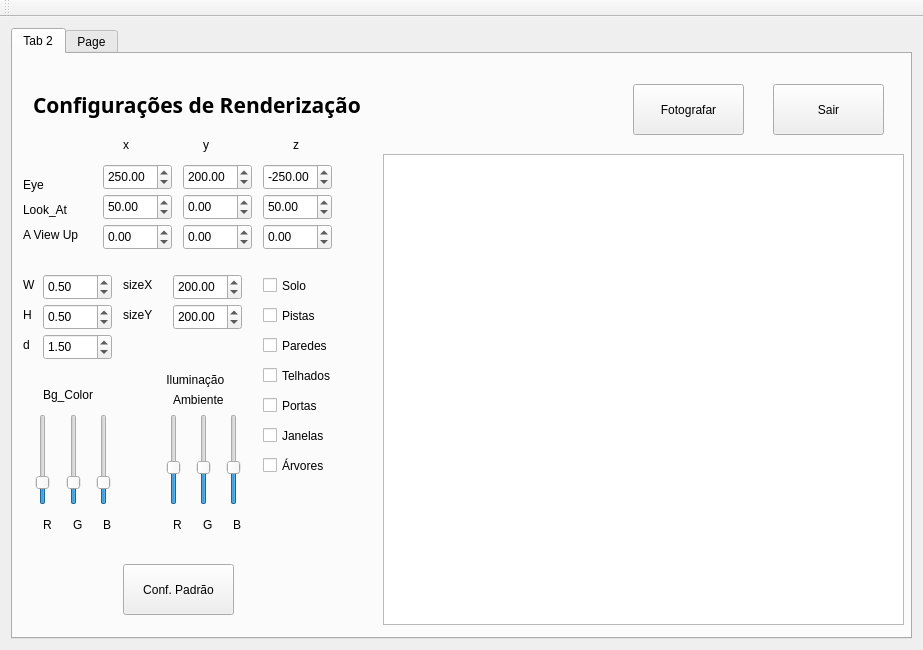
Old version of the form mainwindow.ui in the repository Alexandrecajamos/RayCasting.
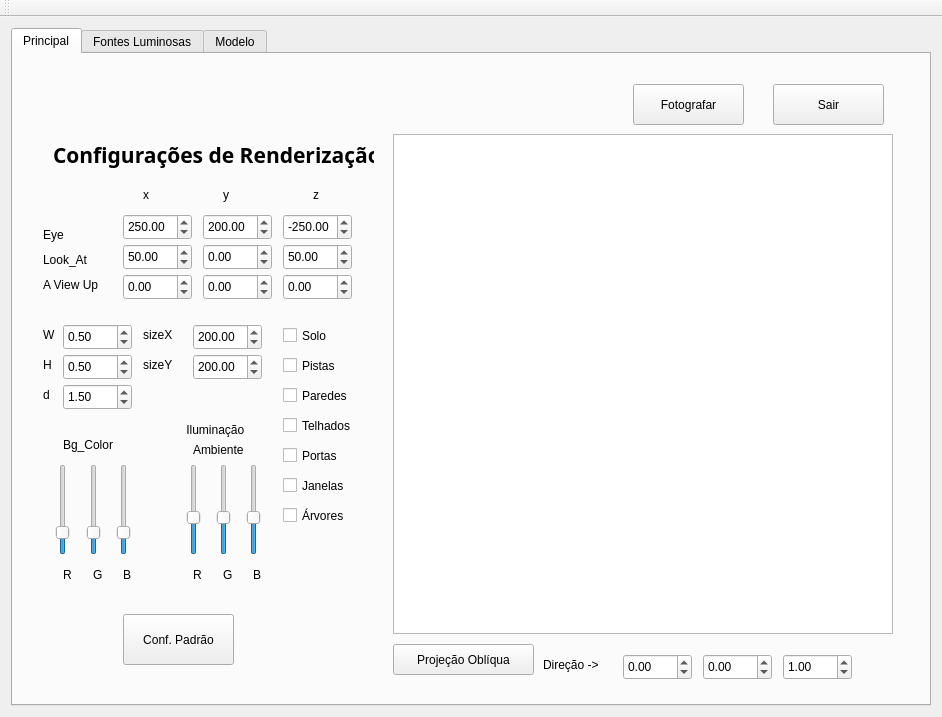
New version of the form.

Commit message: Erro Fontes

```diff
--- a/mainwindow.ui
+++ b/mainwindow.ui
@@ -6,8 +6,8 @@
    <rect>
     <x>0</x>
     <y>0</y>
-    <width>923</width>
-    <height>650</height>
+    <width>942</width>
+    <height>717</height>
    </rect>
   </property>
   <property name="minimumSize">
@@ -28,7 +28,7 @@
       </property>
       <widget class="QWidget" name="tab_2">
        <attribute name="title">
-        <string>Tab 2</string>
+        <string>Principal</string>
        </attribute>
        <widget class="QPushButton" name="render">
         <property name="geometry">
@@ -36,7 +36,7 @@
           <x>620</x>
           <y>30</y>
           <width>111</width>
-          <height>51</height>
+          <height>41</height>
          </rect>
         </property>
         <property name="text">
@@ -46,8 +46,8 @@
        <widget class="QDoubleSpinBox" name="Eye_x">
         <property name="geometry">
          <rect>
-          <x>90</x>
-          <y>110</y>
+          <x>110</x>
+          <y>160</y>
           <width>69</width>
           <height>26</height>
          </rect>
@@ -65,8 +65,8 @@
        <widget class="QDoubleSpinBox" name="La_x">
         <property name="geometry">
          <rect>
-          <x>90</x>
-          <y>140</y>
+          <x>110</x>
+          <y>190</y>
           <width>69</width>
           <height>26</height>
          </rect>
@@ -84,8 +84,8 @@
        <widget class="QDoubleSpinBox" name="Av_x">
         <property name="geometry">
          <rect>
-          <x>90</x>
-          <y>170</y>
+          <x>110</x>
+          <y>220</y>
           <width>69</width>
           <height>26</height>
          </rect>
@@ -100,8 +100,8 @@
        <widget class="QDoubleSpinBox" name="Av_y">
         <property name="geometry">
          <rect>
-          <x>170</x>
-          <y>170</y>
+          <x>190</x>
+          <y>220</y>
           <width>69</width>
           <height>26</height>
          </rect>
@@ -116,8 +116,8 @@
        <widget class="QDoubleSpinBox" name="La_y">
         <property name="geometry">
          <rect>
-          <x>170</x>
-          <y>140</y>
+          <x>190</x>
+          <y>190</y>
           <width>69</width>
           <height>26</height>
          </rect>
@@ -132,8 +132,8 @@
        <widget class="QDoubleSpinBox" name="Eye_y">
         <property name="geometry">
          <rect>
-          <x>170</x>
-          <y>110</y>
+          <x>190</x>
+          <y>160</y>
           <width>69</width>
           <height>26</height>
          </rect>
@@ -151,8 +151,8 @@
        <widget class="QDoubleSpinBox" name="Av_z">
         <property name="geometry">
          <rect>
-          <x>250</x>
-          <y>170</y>
+          <x>270</x>
+          <y>220</y>
           <width>69</width>
           <height>26</height>
          </rect>
@@ -167,8 +167,8 @@
        <widget class="QDoubleSpinBox" name="La_z">
         <property name="geometry">
          <rect>
-          <x>250</x>
-          <y>140</y>
+          <x>270</x>
+          <y>190</y>
           <width>69</width>
           <height>26</height>
          </rect>
@@ -186,8 +186,8 @@
        <widget class="QDoubleSpinBox" name="Eye_z">
         <property name="geometry">
          <rect>
-          <x>250</x>
-          <y>110</y>
+          <x>270</x>
+          <y>160</y>
           <width>69</width>
           <height>26</height>
          </rect>
@@ -205,8 +205,8 @@
        <widget class="QLabel" name="label">
         <property name="geometry">
          <rect>
-          <x>10</x>
-          <y>120</y>
+          <x>30</x>
+          <y>170</y>
           <width>51</width>
           <height>21</height>
          </rect>
@@ -218,8 +218,8 @@
        <widget class="QLabel" name="label_2">
         <property name="geometry">
          <rect>
-          <x>10</x>
-          <y>140</y>
+          <x>30</x>
+          <y>190</y>
           <width>91</width>
           <height>31</height>
          </rect>
@@ -231,8 +231,8 @@
        <widget class="QLabel" name="label_3">
         <property name="geometry">
          <rect>
-          <x>10</x>
-          <y>170</y>
+          <x>30</x>
+          <y>220</y>
           <width>81</width>
           <height>21</height>
          </rect>
@@ -244,8 +244,8 @@
        <widget class="QLabel" name="label_4">
         <property name="geometry">
          <rect>
-          <x>110</x>
-          <y>80</y>
+          <x>130</x>
+          <y>130</y>
           <width>16</width>
           <height>21</height>
          </rect>
@@ -257,8 +257,8 @@
        <widget class="QLabel" name="label_5">
         <property name="geometry">
          <rect>
-          <x>190</x>
-          <y>80</y>
+          <x>210</x>
+          <y>130</y>
           <width>16</width>
           <height>21</height>
          </rect>
@@ -270,8 +270,8 @@
        <widget class="QLabel" name="label_6">
         <property name="geometry">
          <rect>
-          <x>280</x>
-          <y>80</y>
+          <x>300</x>
+          <y>130</y>
           <width>16</width>
           <height>21</height>
          </rect>
@@ -283,8 +283,8 @@
        <widget class="QSlider" name="bgG">
         <property name="geometry">
          <rect>
-          <x>50</x>
-          <y>360</y>
+          <x>70</x>
+          <y>410</y>
           <width>21</width>
           <height>91</height>
          </rect>
@@ -302,8 +302,8 @@
        <widget class="QSlider" name="bgB">
         <property name="geometry">
          <rect>
-          <x>80</x>
-          <y>360</y>
+          <x>100</x>
+          <y>410</y>
           <width>21</width>
           <height>91</height>
          </rect>
@@ -321,8 +321,8 @@
        <widget class="QLabel" name="label_7">
         <property name="geometry">
          <rect>
-          <x>30</x>
-          <y>460</y>
+          <x>50</x>
+          <y>510</y>
           <width>16</width>
           <height>21</height>
          </rect>
@@ -334,8 +334,8 @@
        <widget class="QLabel" name="label_8">
         <property name="geometry">
          <rect>
-          <x>60</x>
-          <y>460</y>
+          <x>80</x>
+          <y>510</y>
           <width>16</width>
           <height>21</height>
          </rect>
@@ -347,8 +347,8 @@
        <widget class="QLabel" name="label_9">
         <property name="geometry">
          <rect>
-          <x>90</x>
-          <y>460</y>
+          <x>110</x>
+          <y>510</y>
           <width>16</width>
           <height>21</height>
          </rect>
@@ -360,8 +360,8 @@
        <widget class="QLabel" name="label_10">
         <property name="geometry">
          <rect>
-          <x>220</x>
-          <y>460</y>
+          <x>240</x>
+          <y>510</y>
           <width>16</width>
           <height>21</height>
          </rect>
@@ -373,8 +373,8 @@
        <widget class="QSlider" name="iaR">
         <property name="geometry">
          <rect>
-          <x>150</x>
-          <y>360</y>
+          <x>170</x>
+          <y>410</y>
           <width>21</width>
           <height>91</height>
          </rect>
@@ -395,8 +395,8 @@
        <widget class="QSlider" name="iaB">
         <property name="geometry">
          <rect>
-          <x>210</x>
-          <y>360</y>
+          <x>230</x>
+          <y>410</y>
           <width>21</width>
           <height>91</height>
          </rect>
@@ -414,8 +414,8 @@
        <widget class="QLabel" name="label_11">
         <property name="geometry">
          <rect>
-          <x>160</x>
-          <y>460</y>
+          <x>180</x>
+          <y>510</y>
           <width>16</width>
           <height>21</height>
          </rect>
@@ -427,8 +427,8 @@
        <widget class="QLabel" name="label_12">
         <property name="geometry">
          <rect>
-          <x>190</x>
-          <y>460</y>
+          <x>210</x>
+          <y>510</y>
           <width>16</width>
           <height>21</height>
          </rect>
@@ -440,8 +440,8 @@
        <widget class="QSlider" name="iaG">
         <property name="geometry">
          <rect>
-          <x>180</x>
-          <y>360</y>
+          <x>200</x>
+          <y>410</y>
           <width>21</width>
           <height>91</height>
          </rect>
@@ -459,8 +459,8 @@
        <widget class="QLabel" name="label_13">
         <property name="geometry">
          <rect>
-          <x>30</x>
-          <y>320</y>
+          <x>50</x>
+          <y>370</y>
           <width>81</width>
           <height>41</height>
          </rect>
@@ -472,8 +472,8 @@
        <widget class="QLabel" name="label_14">
         <property name="geometry">
          <rect>
-          <x>150</x>
-          <y>310</y>
+          <x>170</x>
+          <y>360</y>
           <width>101</width>
           <height>31</height>
          </rect>
@@ -485,8 +485,8 @@
        <widget class="QLabel" name="label_15">
         <property name="geometry">
          <rect>
-          <x>160</x>
-          <y>330</y>
+          <x>180</x>
+          <y>380</y>
           <width>101</width>
           <height>31</height>
          </rect>
@@ -498,8 +498,8 @@
        <widget class="QCheckBox" name="solo">
         <property name="geometry">
          <rect>
-          <x>250</x>
-          <y>220</y>
+          <x>270</x>
+          <y>270</y>
           <width>92</width>
           <height>23</height>
          </rect>
@@ -511,8 +511,8 @@
        <widget class="QCheckBox" name="pistas">
         <property name="geometry">
          <rect>
-          <x>250</x>
-          <y>250</y>
+          <x>270</x>
+          <y>300</y>
           <width>92</width>
           <height>23</height>
          </rect>
@@ -524,8 +524,8 @@
        <widget class="QCheckBox" name="paredes">
         <property name="geometry">
          <rect>
-          <x>250</x>
-          <y>280</y>
+          <x>270</x>
+          <y>330</y>
           <width>92</width>
           <height>23</height>
          </rect>
@@ -537,8 +537,8 @@
        <widget class="QCheckBox" name="telhados">
         <property name="geometry">
          <rect>
-          <x>250</x>
-          <y>310</y>
+          <x>270</x>
+          <y>360</y>
           <width>92</width>
           <height>23</height>
          </rect>
@@ -550,8 +550,8 @@
        <widget class="QCheckBox" name="portas">
         <property name="geometry">
          <rect>
-          <x>250</x>
-          <y>340</y>
+          <x>270</x>
+          <y>390</y>
           <width>92</width>
           <height>23</height>
          </rect>
@@ -563,8 +563,8 @@
        <widget class="QCheckBox" name="janelas">
         <property name="geometry">
          <rect>
-          <x>250</x>
-          <y>370</y>
+          <x>270</x>
+          <y>420</y>
           <width>92</width>
           <height>23</height>
          </rect>
@@ -576,8 +576,8 @@
        <widget class="QCheckBox" name="arvores">
         <property name="geometry">
          <rect>
-          <x>250</x>
-          <y>400</y>
+          <x>270</x>
+          <y>450</y>
           <width>92</width>
           <height>23</height>
          </rect>
@@ -589,9 +589,9 @@
        <widget class="QLabel" name="label_16">
         <property name="geometry">
          <rect>
-          <x>20</x>
-          <y>30</y>
-          <width>421</width>
+          <x>40</x>
+          <y>80</y>
+          <width>321</width>
           <height>41</height>
          </rect>
         </property>
@@ -610,8 +610,8 @@
        <widget class="QDoubleSpinBox" name="w">
         <property name="geometry">
          <rect>
-          <x>30</x>
-          <y>220</y>
+          <x>50</x>
+          <y>270</y>
           <width>69</width>
           <height>26</height>
          </rect>
@@ -623,8 +623,8 @@
        <widget class="QDoubleSpinBox" name="h">
         <property name="geometry">
          <rect>
-          <x>30</x>
-          <y>250</y>
+          <x>50</x>
+          <y>300</y>
           <width>69</width>
           <height>26</height>
          </rect>
@@ -636,8 +636,8 @@
        <widget class="QDoubleSpinBox" name="sizeY">
         <property name="geometry">
          <rect>
-          <x>160</x>
-          <y>250</y>
+          <x>180</x>
+          <y>300</y>
           <width>69</width>
           <height>26</height>
          </rect>
@@ -652,8 +652,8 @@
        <widget class="QDoubleSpinBox" name="sizeX">
         <property name="geometry">
          <rect>
-          <x>160</x>
-          <y>220</y>
+          <x>180</x>
+          <y>270</y>
           <width>69</width>
           <height>26</height>
          </rect>
@@ -668,8 +668,8 @@
        <widget class="QDoubleSpinBox" name="d">
         <property name="geometry">
          <rect>
-          <x>30</x>
-          <y>280</y>
+          <x>50</x>
+          <y>330</y>
           <width>69</width>
           <height>26</height>
          </rect>
@@ -681,8 +681,8 @@
        <widget class="QLabel" name="label_18">
         <property name="geometry">
          <rect>
-          <x>110</x>
-          <y>220</y>
+          <x>130</x>
+          <y>270</y>
           <width>51</width>
           <height>21</height>
          </rect>
@@ -694,8 +694,8 @@
        <widget class="QLabel" name="label_19">
         <property name="geometry">
          <rect>
-          <x>110</x>
-          <y>250</y>
+          <x>130</x>
+          <y>300</y>
           <width>51</width>
           <height>21</height>
          </rect>
@@ -707,8 +707,8 @@
        <widget class="QLabel" name="label_20">
         <property name="geometry">
          <rect>
-          <x>10</x>
-          <y>220</y>
+          <x>30</x>
+          <y>270</y>
           <width>16</width>
           <height>21</height>
          </rect>
@@ -720,8 +720,8 @@
        <widget class="QLabel" name="label_21">
         <property name="geometry">
          <rect>
-          <x>10</x>
-          <y>250</y>
+          <x>30</x>
+          <y>300</y>
           <width>16</width>
           <height>21</height>
          </rect>
@@ -733,8 +733,8 @@
        <widget class="QLabel" name="label_22">
         <property name="geometry">
          <rect>
-          <x>10</x>
-          <y>280</y>
+          <x>30</x>
+          <y>330</y>
           <width>16</width>
           <height>21</height>
          </rect>
@@ -749,7 +749,7 @@
           <x>760</x>
           <y>30</y>
           <width>111</width>
-          <height>51</height>
+          <height>41</height>
          </rect>
         </property>
         <property name="text">
@@ -759,10 +759,10 @@
        <widget class="QGraphicsView" name="graphicsView">
         <property name="geometry">
          <rect>
-          <x>370</x>
-          <y>100</y>
-          <width>521</width>
-          <height>471</height>
+          <x>380</x>
+          <y>80</y>
+          <width>500</width>
+          <height>500</height>
          </rect>
         </property>
        </widget>
@@ -772,8 +772,8 @@
         </property>
         <property name="geometry">
          <rect>
-          <x>20</x>
-          <y>360</y>
+          <x>40</x>
+          <y>410</y>
           <width>20</width>
           <height>91</height>
          </rect>
@@ -792,7 +792,7 @@
         <property name="geometry">
          <rect>
           <x>110</x>
-          <y>510</y>
+          <y>560</y>
           <width>111</width>
           <height>51</height>
          </rect>
@@ -801,10 +801,93 @@
          <string>Conf. Padrão</string>
         </property>
        </widget>
+       <widget class="QPushButton" name="render_2">
+        <property name="geometry">
+         <rect>
+          <x>380</x>
+          <y>590</y>
+          <width>141</width>
+          <height>31</height>
+         </rect>
+        </property>
+        <property name="text">
+         <string>Projeção Oblíqua</string>
+        </property>
+       </widget>
+       <widget class="QDoubleSpinBox" name="ObqD_y">
+        <property name="geometry">
+         <rect>
+          <x>690</x>
+          <y>600</y>
+          <width>69</width>
+          <height>26</height>
+         </rect>
+        </property>
+        <property name="minimum">
+         <double>-9990.000000000000000</double>
+        </property>
+        <property name="maximum">
+         <double>9999.989999999999782</double>
+        </property>
+        <property name="value">
+         <double>0.000000000000000</double>
+        </property>
+       </widget>
+       <widget class="QDoubleSpinBox" name="ObqD_x">
+        <property name="geometry">
+         <rect>
+          <x>610</x>
+          <y>600</y>
+          <width>69</width>
+          <height>26</height>
+         </rect>
+        </property>
+        <property name="minimum">
+         <double>-9990.000000000000000</double>
+        </property>
+        <property name="maximum">
+         <double>9999.989999999999782</double>
+        </property>
+        <property name="value">
+         <double>0.000000000000000</double>
+        </property>
+       </widget>
+       <widget class="QDoubleSpinBox" name="ObqD_z">
+        <property name="geometry">
+         <rect>
+          <x>770</x>
+          <y>600</y>
+          <width>69</width>
+          <height>26</height>
+         </rect>
+        </property>
+        <property name="minimum">
+         <double>-9990.000000000000000</double>
+        </property>
+        <property name="maximum">
+         <double>9999.989999999999782</double>
+        </property>
+        <property name="value">
+         <double>1.000000000000000</double>
+        </property>
+       </widget>
+       <widget class="QLabel" name="label_36">
+        <property name="geometry">
+         <rect>
+          <x>530</x>
+          <y>600</y>
+          <width>71</width>
+          <height>21</height>
+         </rect>
+        </property>
+        <property name="text">
+         <string>Direção -&gt;</string>
+        </property>
+       </widget>
       </widget>
       <widget class="QWidget" name="tab">
        <attribute name="title">
-        <string>Page</string>
+        <string>Fontes Luminosas</string>
        </attribute>
        <widget class="QDoubleSpinBox" name="yF1">
         <property name="geometry">
@@ -1464,6 +1547,16 @@
         </property>
        </widget>
       </widget>
+      <widget class="QWidget" name="tab_3">
+       <attribute name="title">
+        <string>Modelo</string>
+       </attribute>
+       <layout class="QGridLayout" name="gridLayout">
+        <item row="0" column="0">
+         <widget class="QGraphicsView" name="graphicsModel"/>
+        </item>
+       </layout>
+      </widget>
      </widget>
     </item>
    </layout>
```
The commit also changes 5 other files.
